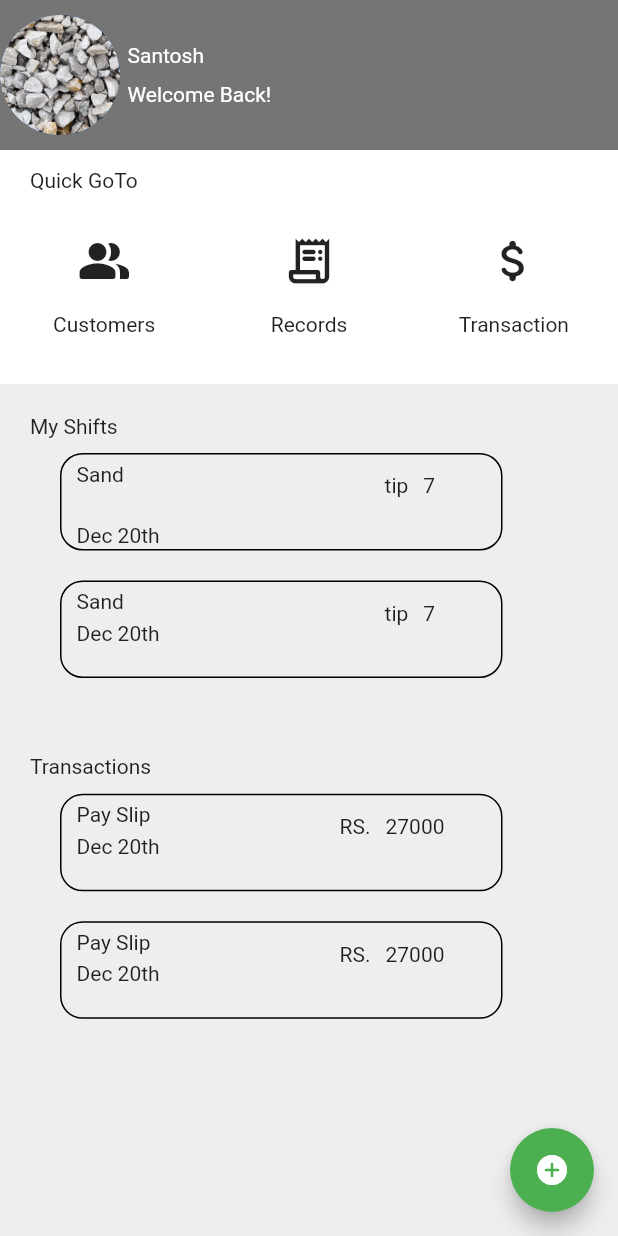
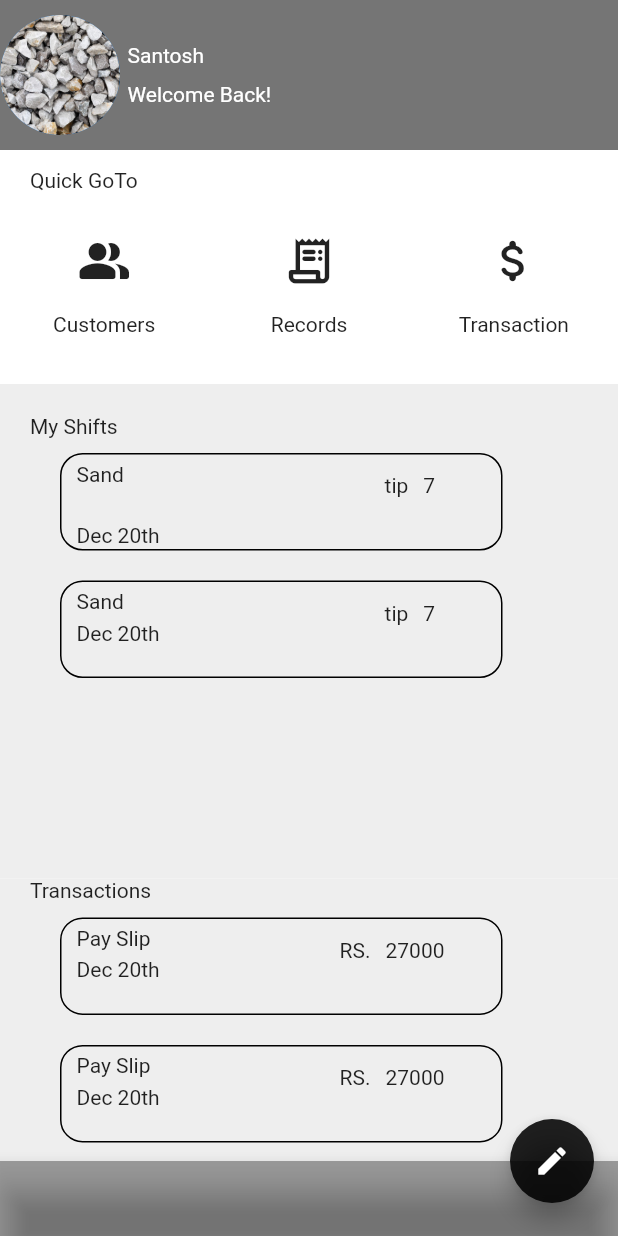
Before and after one commit to Ghatani/andriod-flutter, a Flutter app: the profile screen opened directly, on a phone screen of 412 x 824 dp. Run offline on Flutter 3.47's test engine with Material 2 defaults, Android fonts, the phone set to English and light mode, and no system bars; our stand-ins replace flutter_spinkit, form_field_validator, motion_toast.

Commit message:
profileUpdate

```diff
--- a/lib/screen/profile.dart
+++ b/lib/screen/profile.dart
@@ -102,7 +102,11 @@ class _profileState extends State<profile> {
           mainAxisSize: MainAxisSize.max,
           mainAxisAlignment: MainAxisAlignment.spaceBetween,
           children: [
-            Container(
+            InkWell(
+              onTap: () async {
+                Navigator.pushNamed(context, '/customer');
+              },
+              child: Container(
                 width: MediaQuery.of(context).size.width * 0.24,
                 decoration: BoxDecoration(
 
@@ -136,9 +140,9 @@ class _profileState extends State<profile> {
                   ),
                 ),
               ),
+            ),
             InkWell(
               onTap: () async {
-
 
               },
               child: Container(
@@ -227,7 +231,7 @@ class _profileState extends State<profile> {
 
               Container(
                 width: MediaQuery.of(context).size.width,
-                height: MediaQuery.of(context).size.height * 0.3,
+                height: MediaQuery.of(context).size.height * 0.4,
                 decoration: BoxDecoration(
                   color: Color(0xFFEEEEEE),
                 ),
@@ -568,10 +572,14 @@ class _profileState extends State<profile> {
         onPressed: () {
           // Add your onPressed code here!
         },
-        backgroundColor: Colors.green,
-        child: Icon(Icons.add_circle_rounded),
+        backgroundColor: Colors.black87,
+        child: Icon(Icons.create),
     ),
-
+      bottomNavigationBar: BottomAppBar(
+        color: Colors.black38,
+        child: Container(height: 50.0),
+      ),
+      floatingActionButtonLocation: FloatingActionButtonLocation.endDocked,
     );
   }
 }
```
Lines whose indentation alone changed are shown as unchanged.
